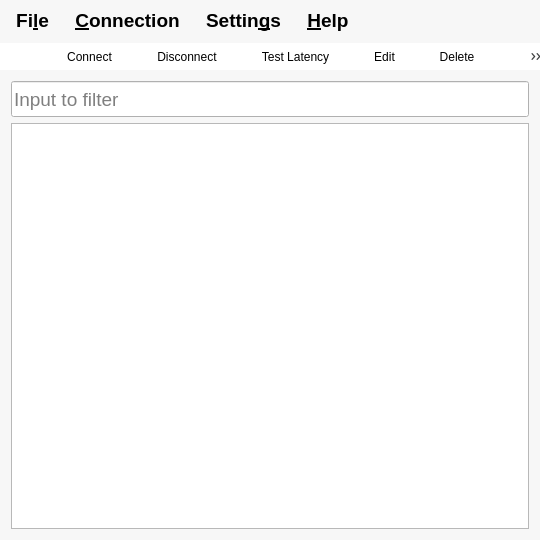
Qt form ui/mainwindow.ui (Trojan-Qt5/Trojan-Qt5) before a commit.
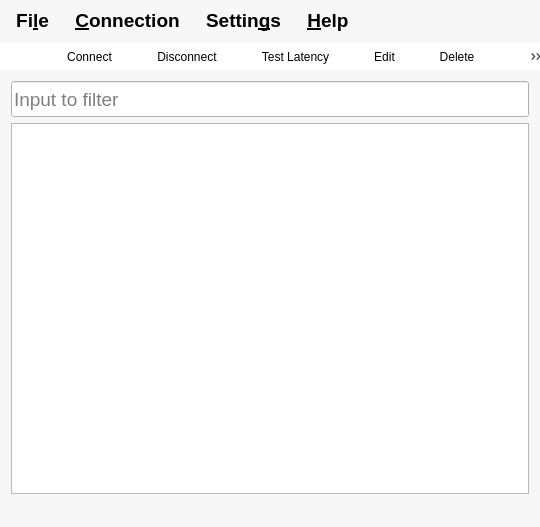
The same form after that commit. Icons and pictures are not drawn.

Diff of the .ui file:
```diff
--- a/ui/mainwindow.ui
+++ b/ui/mainwindow.ui
@@ -7,7 +7,7 @@
     <x>0</x>
     <y>0</y>
     <width>540</width>
-    <height>540</height>
+    <height>527</height>
    </rect>
   </property>
   <property name="minimumSize">
@@ -167,6 +167,11 @@
     </item>
    </layout>
   </widget>
+  <widget class="QStatusBar" name="statusbar">
+   <property name="styleSheet">
+    <string notr="true">background: rgb(247,247,247);</string>
+   </property>
+  </widget>
   <widget class="QToolBar" name="toolBar">
    <property name="windowTitle">
     <string>Show Toolbar</string>
```
Left out of the diff: 49 changed lines with no effect on the pictures.
